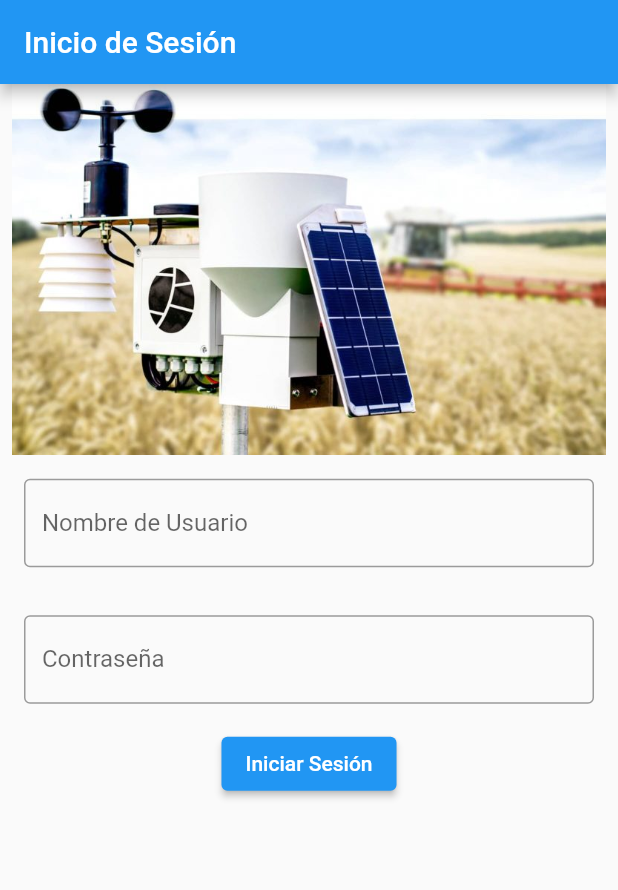
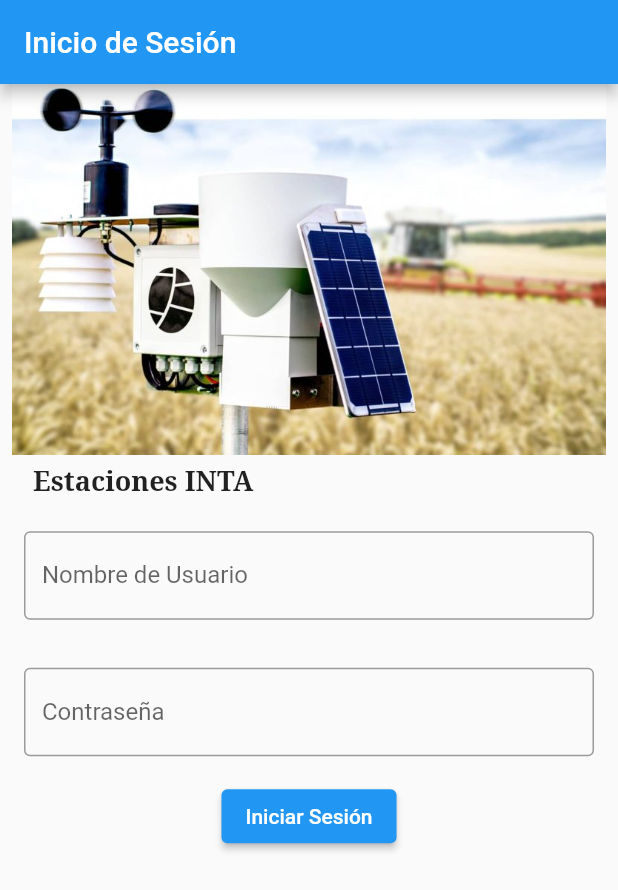
Before and after one commit to kniiok/estacionex, a Flutter app: the screen it shows after launch, on a phone screen of 412 x 824 dp. Shown: the top 890 px of the screen. Run offline on Flutter 3.47's test engine with Material 2 defaults, Android fonts, the light colour scheme and no system bars; our stand-ins replace flutter_map, latlong2, settings_ui, shared_preferences; missing offline and left inert: flutter_titled_container, mqtt_client.

```diff
--- a/lib/myapp.dart
+++ b/lib/myapp.dart
@@ -5,6 +5,7 @@
 import 'package:mqtt_client/mqtt_server_client.dart';
 import 'package:provider/provider.dart';
 import 'package:sensor_flutter_app/page_header.dart';
+import 'package:sensor_flutter_app/page_heading.dart';
 import 'package:sensor_flutter_app/stationListPage.dart';
 import 'package:provider/provider.dart';
 import 'package:sensor_flutter_app/model_theme.dart';
@@ -105,7 +106,8 @@
         child: Column(
           mainAxisAlignment: MainAxisAlignment.start,
           children: <Widget>[
-            new PageHeader(),
+            PageHeader(),
+            PageHeading(title: 'Estaciones INTA'),
             Padding(
               padding: EdgeInsets.all(16.0),
               child: TextField(
--- /dev/null
+++ b/lib/page_heading.dart
@@ -0,0 +1,22 @@
+import 'package:flutter/material.dart';
+
+class PageHeading extends StatelessWidget {
+  final String title;
+  const PageHeading({Key? key, required this.title}) : super(key: key);
+
+  @override
+  Widget build(BuildContext context) {
+    return Container(
+      alignment: Alignment.centerLeft,
+      padding: const EdgeInsets.symmetric(horizontal: 22, vertical: 5),
+      child: Text(
+        title,
+        style: const TextStyle(
+            fontSize: 18,
+            fontWeight: FontWeight.bold,
+            fontFamily: 'NotoSerif'
+        ),
+      ),
+    );
+  }
+}
--- a/pubspec.yaml
+++ b/pubspec.yaml
@@ -85,6 +85,11 @@
   # "family" key with the font family name, and a "fonts" key with a
   # list giving the asset and other descriptors for the font. For
   # example:
+  fonts:
+    - family: NotoSerif
+      fonts:
+        - asset: assets/fonts/NotoSerif-Bold.ttf
+        - asset: assets/fonts/NotoSerif-Regular.ttf
   # fonts:
   #   - family: Schyler
   #     fonts:
```
